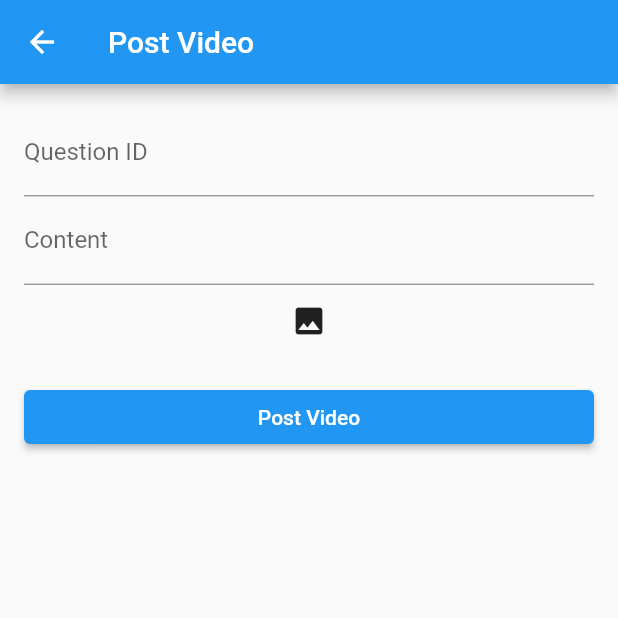
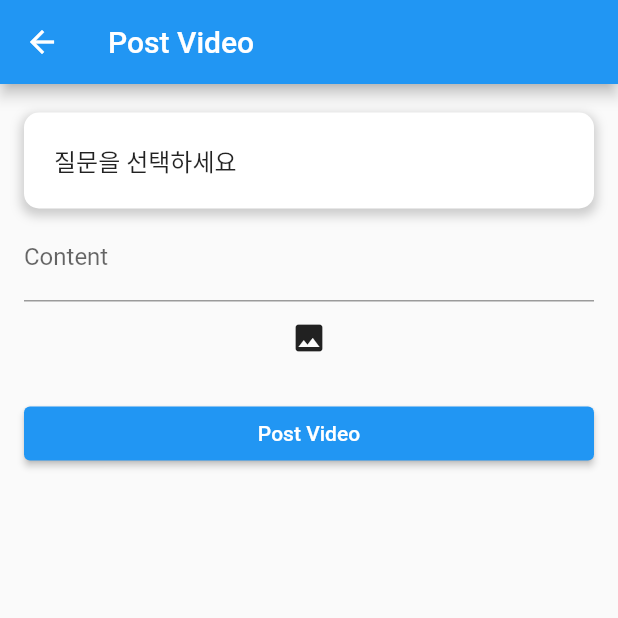
Before and after one commit to Vingterview/vingterview, a Flutter app: the PostVideoPage screen opened by its route, on a phone screen of 412 x 824 dp, the top half of it. Run offline on Flutter 3.47's test engine with Material 2 defaults, Android fonts, the phone set to English and light mode, and no system bars; our stand-ins replace google_sign_in, image_picker, shared_preferences, webview_flutter; missing offline and left inert: flutter_web_auth; accounts and stored records are empty.

Commit message:
선택 기능

```diff
--- a/lib/main.dart
+++ b/lib/main.dart
@@ -7,6 +7,7 @@ import 'question_write.dart';
 import 'login.dart';
 import 'SplashScreen.dart';
 import 'tags.dart';
+import 'pick_question.dart';
 
 void main() {
   runApp(const MyApp());
@@ -29,6 +30,7 @@ class MyApp extends StatelessWidget {
         '/login': (context) => login(),
         '/register': (context) => registeruser(),
         '/tag': (context) => tag_detail(),
+        '/question_pick': (context) => pick_question(),
       },
       initialRoute: '/',
     );
--- a/lib/tabs/tab_question.dart
+++ b/lib/tabs/tab_question.dart
@@ -115,9 +115,9 @@ class _QuestionPageState extends State<QuestionPage> {
                     // Navigator.pushNamed(context, '/question_write',
                     //     arguments: Questionlist[index].questionId);
                   },
-                  onLongPress: () {
-                    // 이 질문으로 글 쓰기 기능
-                    // 길게 누르는 이벤트 처리
+                  onLongPress: () async {
+                    Navigator.pushNamed(context, '/video_write',
+                        arguments: Questionlist[index]);
                   },
                   child: Container(
                     padding: EdgeInsets.symmetric(vertical: 20, horizontal: 20),
--- a/lib/video_write.dart
+++ b/lib/video_write.dart
@@ -3,6 +3,8 @@ import '../providers/videos_api.dart';
 import '../providers/uploadmp4.dart';
 import 'dart:io';
 import 'package:capston/models/globals.dart';
+import 'package:capston/models/questions.dart';
+import 'pick_question.dart';
 
 // import 'package:video_player/video_player.dart';
 class PostVideoPage extends StatefulWidget {
@@ -12,12 +14,15 @@ class PostVideoPage extends StatefulWidget {
 
 class _PostVideoPageState extends State<PostVideoPage> {
   // Define variables for the form fields
+
   int _questionId;
   String _content;
   String _video_url;
   UploadVideoApi uploadVideoApi = UploadVideoApi();
   File _video;
   String uri = myUri;
+  Questions selectedQuestion;
+  String buttonText = "질문을 선택하세요";
 
   // Create an instance of the API class
   VideoApi _videoApi = VideoApi();
@@ -28,8 +33,30 @@ class _PostVideoPageState extends State<PostVideoPage> {
   // Define a scaffold key for showing snackbars
   final _scaffoldKey = GlobalKey<ScaffoldState>();
 
+  void pickQuestion(BuildContext context) async {
+    selectedQuestion = await Navigator.push<Questions>(
+        context, MaterialPageRoute(builder: (context) => pick_question()));
+    if (selectedQuestion != null) {
+      // question 객체를 전달받으면 처리
+      print(selectedQuestion.questionId);
+      setState(() {
+        buttonText = selectedQuestion.questionContent;
+        _questionId = selectedQuestion.questionId;
+      });
+    }
+  }
+
   @override
   Widget build(BuildContext context) {
+    Questions preselected = ModalRoute.of(context).settings.arguments;
+
+    if (preselected != null) {
+      setState(() {
+        // 버튼의 텍스트를 선택된 question의 제목으로 변경합니다.
+        buttonText = preselected.questionContent;
+        _questionId = preselected.questionId;
+      });
+    }
     return Scaffold(
       key: _scaffoldKey,
       appBar: AppBar(
@@ -42,18 +69,32 @@ class _PostVideoPageState extends State<PostVideoPage> {
           child: Column(
             crossAxisAlignment: CrossAxisAlignment.stretch,
             children: [
-              TextFormField(
-                decoration: InputDecoration(labelText: 'Question ID'),
-                keyboardType: TextInputType.number,
-                validator: (value) {
-                  if (value.isEmpty) {
-                    return 'Please enter a question ID';
-                  }
-                  return null;
+              GestureDetector(
+                onTap: () async {
+                  pickQuestion(context);
                 },
-                onSaved: (value) {
-                  _questionId = int.parse(value);
-                },
+                child: Container(
+                  padding: EdgeInsets.symmetric(vertical: 20, horizontal: 20),
+                  margin: EdgeInsets.symmetric(vertical: 3),
+                  decoration: BoxDecoration(
+                    color: Colors.white,
+                    borderRadius: BorderRadius.circular(10),
+                    boxShadow: [
+                      BoxShadow(
+                        color: Colors.grey.withOpacity(0.5),
+                        spreadRadius: 2,
+                        blurRadius: 5,
+                        offset: Offset(0, 3),
+                      ),
+                    ],
+                  ),
+                  child: Text(
+                    buttonText,
+                    style: TextStyle(
+                      fontSize: 16, // 줄글 글씨 크기
+                    ),
+                  ),
+                ),
               ),
               TextFormField(
                 decoration: InputDecoration(labelText: 'Content'),
```
Also changed, not shown: lib/pick_question.dart (added, +148 -0 lines).
